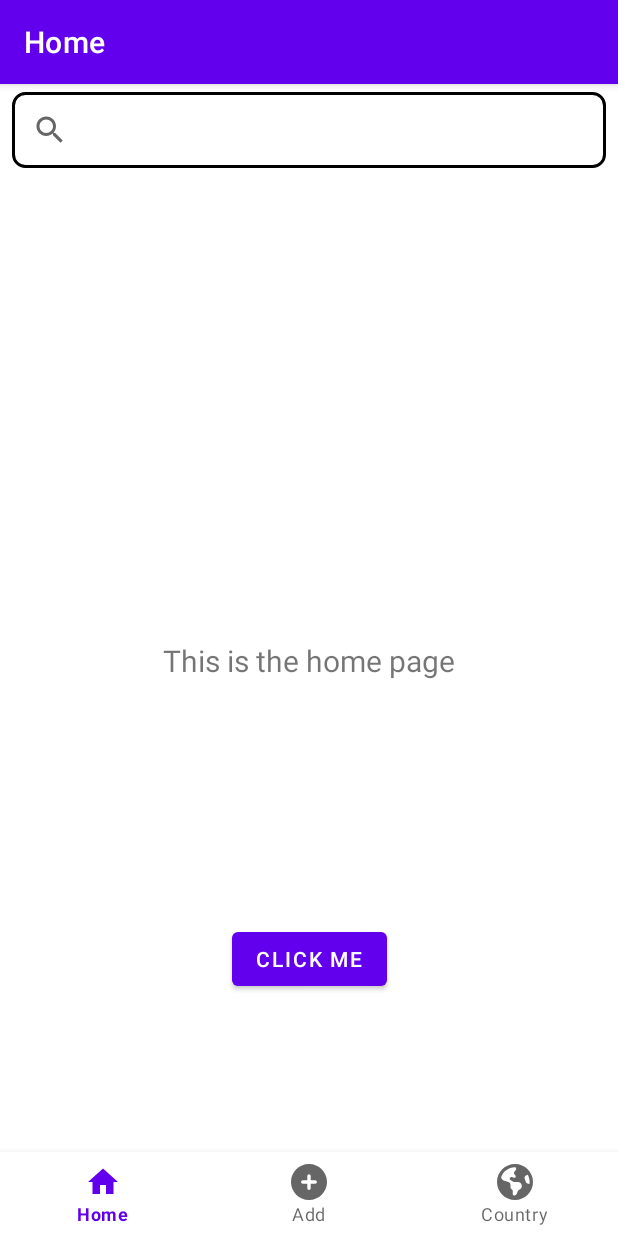
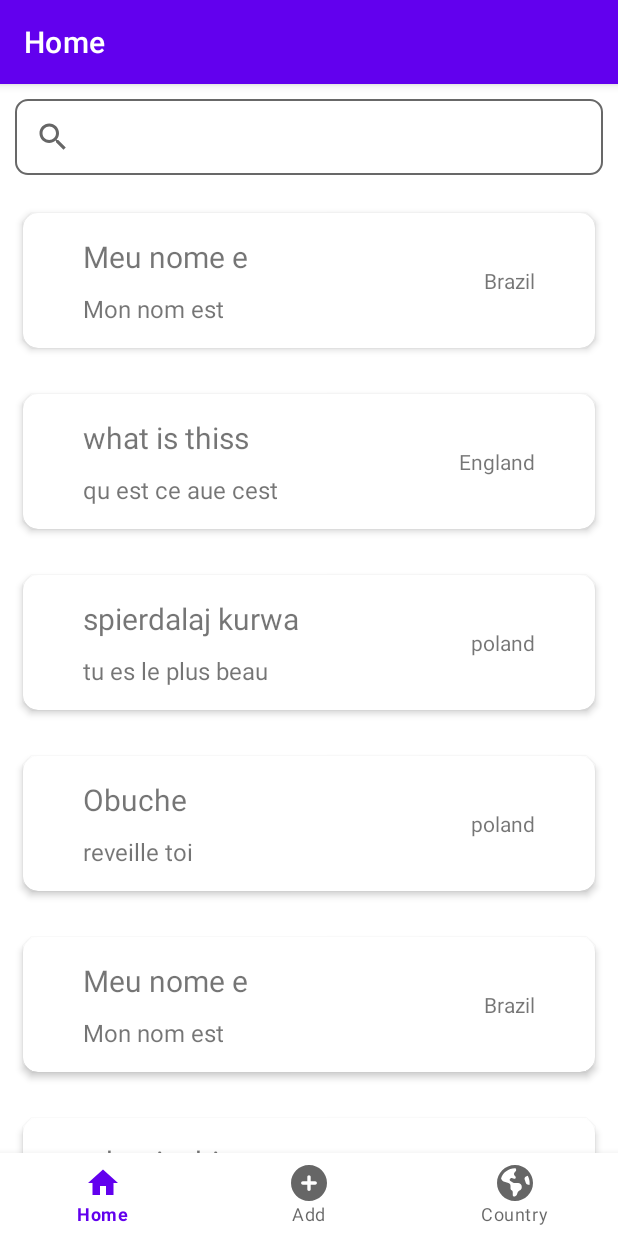
Before and after one commit to RomainGuarinoni/WorldMemo, an Android app: the screen it shows after launch (MainActivity), on a phone screen of 412 x 824 dp. Run offline under Robolectric (Android 15) with nearby library versions, the phone set to English and light mode, and no system bars; our stand-ins replace navigation-ui.

Commit message:
feat: filter and select item search view audio

```diff
--- /dev/null
+++ b/app/src/main/java/com/example/worldmemo/AudioModel.kt
@@ -0,0 +1,7 @@
+package com.example.worldmemo
+
+data class AudioModel(
+    val sentence:String,
+    val translation:String,
+    val country:String
+)
--- a/app/src/main/java/com/example/worldmemo/ui/home/HomeFragment.kt
+++ b/app/src/main/java/com/example/worldmemo/ui/home/HomeFragment.kt
@@ -7,13 +7,18 @@ import android.view.ViewGroup
 import android.widget.Button
 import android.widget.SearchView
 import android.widget.TextView
+import android.widget.Toast
 import androidx.fragment.app.Fragment
 import androidx.lifecycle.ViewModelProvider
+import androidx.recyclerview.widget.LinearLayoutManager
+import com.example.worldmemo.AudioModel
 import com.example.worldmemo.databinding.FragmentHomeBinding
 
 class HomeFragment : Fragment() {
 
     private var _binding: FragmentHomeBinding? = null
+    private lateinit var audioList : ArrayList<AudioModel>
+    private lateinit var adapter : HomeRecyclerAdapter
 
     // This property is only valid between onCreateView and
     // onDestroyView.
@@ -33,33 +38,42 @@ class HomeFragment : Fragment() {
         val root: View = binding.root
 
         // Get the UI element
-        val textView: TextView = binding.textHome
-        val button:Button = binding.changeText
         val searchView = binding.searchView
-
-        // Set the observer for the text
-        homeViewModel.text.observe(viewLifecycleOwner) {
-            textView.text = it
-        }
-
-        // Set the event listener on the button
-        button.setOnClickListener{
-            homeViewModel.changeText()
-        }
-
+        val recycleView = binding.homeRecyclerView
+        recycleView.layoutManager = LinearLayoutManager(context)
 
         // Remove auto focus of the searchView
         searchView.clearFocus()
         searchView.setOnQueryTextListener(object  : SearchView.OnQueryTextListener{
             override fun onQueryTextSubmit(p0: String?): Boolean {
-                if(p0 != null) homeViewModel.changeText(p0)
+                return false
+            }
+
+            override fun onQueryTextChange(filter: String?): Boolean {
+                filteredAudio(filter)
                 return true
             }
 
-            override fun onQueryTextChange(p0: String?): Boolean {
-                return true
-            }
         })
+
+        // Insert the data for audio list
+        audioList = ArrayList<AudioModel>();
+
+        audioList.add(AudioModel("Meu nome e", "Mon nom est", "Brazil"))
+        audioList.add(AudioModel("what is thiss", "qu est ce aue cest ", "England"))
+        audioList.add(AudioModel("spierdalaj kurwa", "tu es le plus beau", "poland"))
+        audioList.add(AudioModel("Obuche", "reveille toi", "poland"))
+        audioList.add(AudioModel("Meu nome e", "Mon nom est", "Brazil"))
+        audioList.add(AudioModel("what is thiss", "qu est ce aue cest ", "England"))
+        audioList.add(AudioModel("spierdalaj kurwa", "tu es le plus beau", "poland"))
+        audioList.add(AudioModel("Obuche", "reveille toi", "poland"))
+        audioList.add(AudioModel("Meu nome e", "Mon nom est", "Brazil"))
+        audioList.add(AudioModel("what is thiss", "qu est ce aue cest ", "England"))
+        audioList.add(AudioModel("spierdalaj kurwa", "tu es le plus beau", "poland"))
+        audioList.add(AudioModel("Obuche", "reveille toi", "poland"))
+
+        adapter = HomeRecyclerAdapter(audioList)
+        recycleView.adapter=adapter
 
 
         return root
@@ -69,4 +83,23 @@ class HomeFragment : Fragment() {
         super.onDestroyView()
         _binding = null
     }
+
+    fun filteredAudio(filter:String?){
+
+        if(filter == null) return
+
+        val filterLower = filter.lowercase()
+
+        val filteredList = ArrayList<AudioModel>()
+        audioList.forEach {
+            if(it.sentence.lowercase().contains(filterLower) ||it.translation.lowercase().contains(filterLower) || it.country.lowercase().contains(filterLower) ){
+                filteredList.add(it)
+            }
+        }
+
+        adapter.setFilteredList(filteredList)
+
+
+
+    }
 }
--- /dev/null
+++ b/app/src/main/java/com/example/worldmemo/ui/home/HomeRecyclerAdapter.kt
@@ -0,0 +1,68 @@
+package com.example.worldmemo.ui.home
+
+import android.graphics.Color
+import android.view.LayoutInflater
+import android.view.View
+import android.view.ViewGroup
+import android.widget.TextView
+import androidx.cardview.widget.CardView
+import androidx.recyclerview.widget.RecyclerView
+import com.example.worldmemo.AudioModel
+import com.example.worldmemo.R
+
+class HomeRecyclerAdapter(
+    private var audios: MutableList<AudioModel>,
+) : RecyclerView.Adapter<HomeRecyclerAdapter.AudioViewHolder>() {
+
+    private var isSelectionMode = false
+    private val selectedItems = ArrayList<AudioModel>()
+
+    class AudioViewHolder(itemView: View) : RecyclerView.ViewHolder(itemView) {
+        val countryView: TextView = itemView.findViewById(R.id.country_text)
+        val sentenceView: TextView = itemView.findViewById(R.id.sentence_text)
+        val translationView: TextView = itemView.findViewById(R.id.translation_text)
+
+
+    }
+
+    override fun onCreateViewHolder(parent: ViewGroup, viewType: Int): AudioViewHolder {
+        return AudioViewHolder(
+            LayoutInflater.from(parent.context).inflate(R.layout.recycler_view_row, parent, false)
+        )
+    }
+
+    override fun onBindViewHolder(holder: AudioViewHolder, position: Int) {
+        val curAudio = audios[position]
+
+        holder.countryView.text = curAudio.country
+        holder.sentenceView.text = curAudio.sentence
+        holder.translationView.text = curAudio.translation
+
+
+
+        holder.itemView.setOnClickListener {
+            if (isSelectionMode) {
+                val cardView: CardView = it.findViewById(R.id.audio_card_view)
+                val currentAudio = audios.get(position)
+                if (selectedItems.contains(currentAudio)) {
+                    cardView.setCardBackgroundColor(Color.WHITE)
+                    selectedItems.remove(currentAudio)
+                } else {
+                    cardView.setCardBackgroundColor(Color.RED)
+                    selectedItems.add(currentAudio)
+                }
+            }
+
+        }
+    }
+
+    override fun getItemCount(): Int {
+        return audios.size
+    }
+
+    fun setFilteredList(filteredList: ArrayList<AudioModel>) {
+        this.audios = filteredList
+        notifyDataSetChanged()
+    }
+
+}
--- a/app/src/main/res/drawable/search_view_bg.xml
+++ b/app/src/main/res/drawable/search_view_bg.xml
@@ -1,5 +1,5 @@
 <?xml version="1.0" encoding="utf-8"?>
 <shape xmlns:android="http://schemas.android.com/apk/res/android">
     <corners android:radius="8dp"  />
-    <stroke android:color="@color/black" android:width="2dp" />
+    <stroke android:color="@color/light_grey" android:width="1dp" />
 </shape>
--- a/app/src/main/res/layout/activity_main.xml
+++ b/app/src/main/res/layout/activity_main.xml
@@ -9,7 +9,7 @@
     <com.google.android.material.bottomnavigation.BottomNavigationView
         android:id="@+id/nav_view"
         android:layout_width="0dp"
-        android:layout_height="wrap_content"
+        android:layout_height="55dp"
         android:layout_marginStart="0dp"
         android:layout_marginEnd="0dp"
         android:background="?android:attr/windowBackground"
@@ -24,6 +24,7 @@
         android:layout_width="match_parent"
         android:layout_height="match_parent"
         app:defaultNavHost="true"
+        android:layout_marginBottom="55dp"
         app:layout_constraintBottom_toTopOf="@id/nav_view"
         app:layout_constraintLeft_toLeftOf="parent"
         app:layout_constraintRight_toRightOf="parent"
--- a/app/src/main/res/layout/fragment_home.xml
+++ b/app/src/main/res/layout/fragment_home.xml
@@ -16,26 +16,20 @@
         app:layout_constraintEnd_toEndOf="parent"
         app:layout_constraintStart_toStartOf="parent"
         app:layout_constraintTop_toTopOf="parent"
-        android:layout_marginTop="5dp"
+        android:layout_margin="10dp"
         android:background="@drawable/search_view_bg"
         app:queryHint="Search here ..." />
 
-    <TextView
-        android:id="@+id/text_home"
+    <androidx.recyclerview.widget.RecyclerView
+        android:id="@+id/home_recycler_view"
         android:layout_width="match_parent"
-        android:layout_height="wrap_content"
-        android:textAlignment="center"
-        android:textSize="20sp"
-        app:layout_constraintBottom_toBottomOf="parent"
-        app:layout_constraintTop_toTopOf="parent" />
-
-    <Button
-        android:id="@+id/change_text"
-        android:layout_width="wrap_content"
-        android:layout_height="wrap_content"
-        android:text="click me"
+        android:layout_height="0dp"
         app:layout_constraintBottom_toBottomOf="parent"
         app:layout_constraintEnd_toEndOf="parent"
         app:layout_constraintStart_toStartOf="parent"
-        app:layout_constraintTop_toBottomOf="@+id/text_home" />
+        app:layout_constraintTop_toBottomOf="@+id/search_view"
+        android:paddingHorizontal="10dp"
+        android:layout_marginTop="10dp"
+        />
+
 </androidx.constraintlayout.widget.ConstraintLayout>
--- /dev/null
+++ b/app/src/main/res/layout/recycler_view_row.xml
@@ -0,0 +1,58 @@
+<?xml version="1.0" encoding="utf-8"?>
+<androidx.constraintlayout.widget.ConstraintLayout xmlns:android="http://schemas.android.com/apk/res/android"
+    xmlns:app="http://schemas.android.com/apk/res-auto"
+    xmlns:tools="http://schemas.android.com/tools"
+    android:layout_width="match_parent"
+    android:layout_marginVertical="5dp"
+    android:layout_height="110dp">
+
+    <androidx.cardview.widget.CardView
+        android:id="@+id/audio_card_view"
+        android:layout_width="match_parent"
+        android:layout_height="match_parent"
+        android:layout_marginHorizontal="5dp"
+        android:layout_marginVertical="10dp"
+        app:cardCornerRadius="10dp"
+        app:cardElevation="3dp"
+        app:layout_constraintTop_toTopOf="parent"
+        tools:layout_editor_absoluteX="5dp">
+
+        <androidx.constraintlayout.widget.ConstraintLayout
+            android:id="@+id/audio_layout"
+            android:layout_width="match_parent"
+            android:layout_height="match_parent">
+
+            <TextView
+                android:id="@+id/sentence_text"
+                android:layout_width="wrap_content"
+                android:layout_height="wrap_content"
+                android:layout_marginStart="40dp"
+                android:layout_marginTop="15dp"
+                android:text="Meu nome e"
+                android:textSize="20sp"
+                app:layout_constraintStart_toStartOf="parent"
+                app:layout_constraintTop_toTopOf="parent" />
+
+            <TextView
+                android:id="@+id/translation_text"
+                android:layout_width="wrap_content"
+                android:layout_height="wrap_content"
+                android:layout_marginStart="40dp"
+                android:layout_marginBottom="15dp"
+                android:text="Mon nom est"
+                android:textSize="16sp"
+                app:layout_constraintBottom_toBottomOf="parent"
+                app:layout_constraintStart_toStartOf="parent" />
+
+            <TextView
+                android:id="@+id/country_text"
+                android:layout_width="wrap_content"
+                android:layout_height="wrap_content"
+                android:layout_marginEnd="40dp"
+                android:text="Brazil"
+                app:layout_constraintBottom_toBottomOf="parent"
+                app:layout_constraintEnd_toEndOf="parent"
+                app:layout_constraintTop_toTopOf="parent" />
+        </androidx.constraintlayout.widget.ConstraintLayout>
+    </androidx.cardview.widget.CardView>
+</androidx.constraintlayout.widget.ConstraintLayout>
--- a/app/src/main/res/values/colors.xml
+++ b/app/src/main/res/values/colors.xml
@@ -6,5 +6,6 @@
     <color name="teal_200">#FF03DAC5</color>
     <color name="teal_700">#FF018786</color>
     <color name="black">#FF000000</color>
+    <color name="light_grey">#686868</color>
     <color name="white">#FFFFFFFF</color>
 </resources>
```
